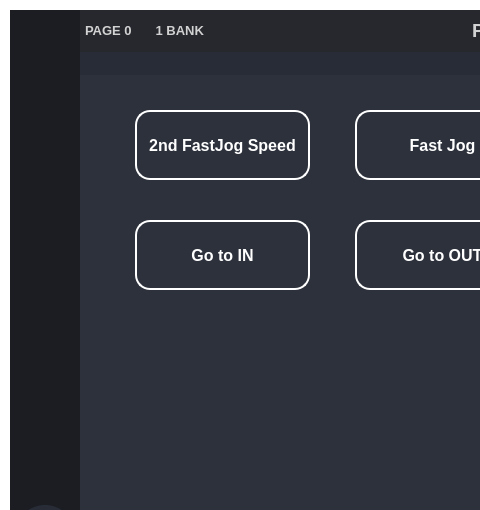
oriolmonfar/TFG_1, file Simple_PySide_Base-master_4/GUI_BASE.ui: the form before one commit; both pictures show x 0 to 480 and y 0 to 510 of the 1024 by 600 pixel window.
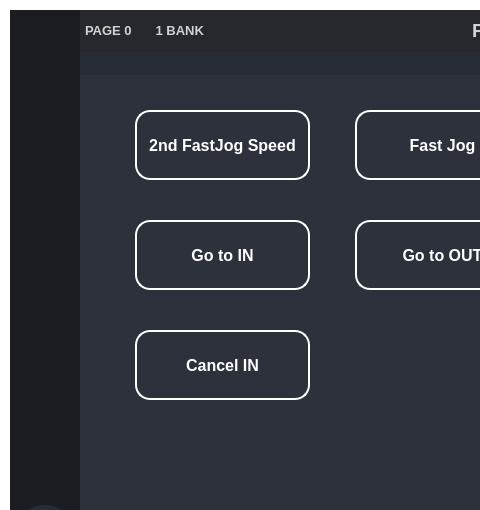
The form after the commit. The open tabs and pages were chosen to show the change. Icons and pictures are not drawn.

Patch:
```diff
--- a/Simple_PySide_Base-master_4/GUI_BASE.ui
+++ b/Simple_PySide_Base-master_4/GUI_BASE.ui
@@ -1016,7 +1016,7 @@
                     <rect>
                      <x>72</x>
                      <y>0</y>
-                     <width>71</width>
+                     <width>91</width>
                      <height>41</height>
                     </rect>
                    </property>
@@ -9858,6 +9858,42 @@
                      <string>2nd FastJog Speed</string>
                     </property>
                    </widget>
+                   <widget class="QPushButton" name="control_cancel_in">
+                    <property name="geometry">
+                     <rect>
+                      <x>50</x>
+                      <y>250</y>
+                      <width>175</width>
+                      <height>70</height>
+                     </rect>
+                    </property>
+                    <property name="styleSheet">
+                     <string notr="true">QPushButton {
+    font-family: &quot;Arial&quot;;    /* Cambia la fuente */
+    font-size: 16px;         /* Tamaño del texto */
+    font-weight: bold;       /* Negrita */    
+    color: white;				 /* Color del texto */
+	padding: 10px;           
+    border-radius: 15px;
+	border: 2px solid rgba(255,255,255,255);  /* Borde blanco con transparencia */
+}
+
+QPushButton:hover {
+	background-color: rgba(0,150,250,50);
+}
+
+QPushButton:pressed {
+    background-color: rgba(0,150,250,50);
+}
+
+
+
+</string>
+                    </property>
+                    <property name="text">
+                     <string>Cancel IN</string>
+                    </property>
+                   </widget>
                   </widget>
                   <widget class="QWidget" name="page_contentacc">
                    <widget class="QPushButton" name="cont_acc_lastmark">
```
Left out of the diff: 10 changed lines with no effect on the pictures.
